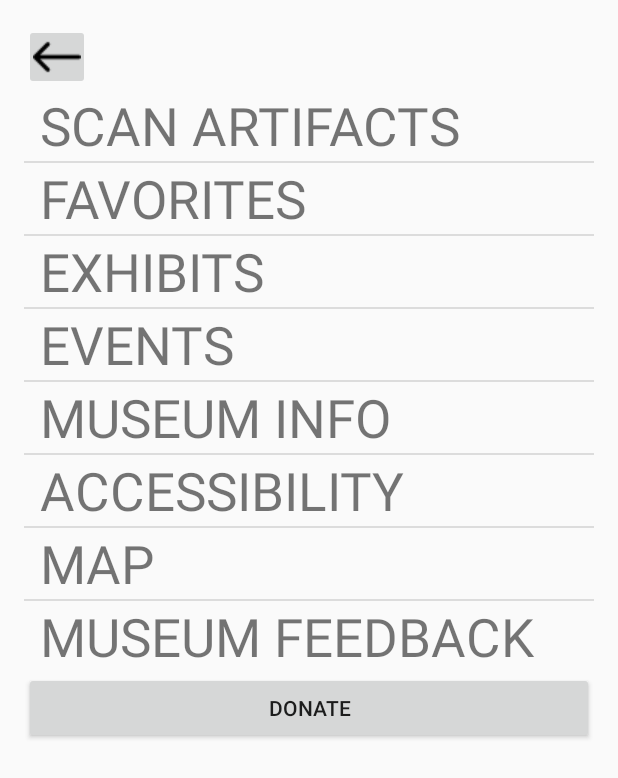
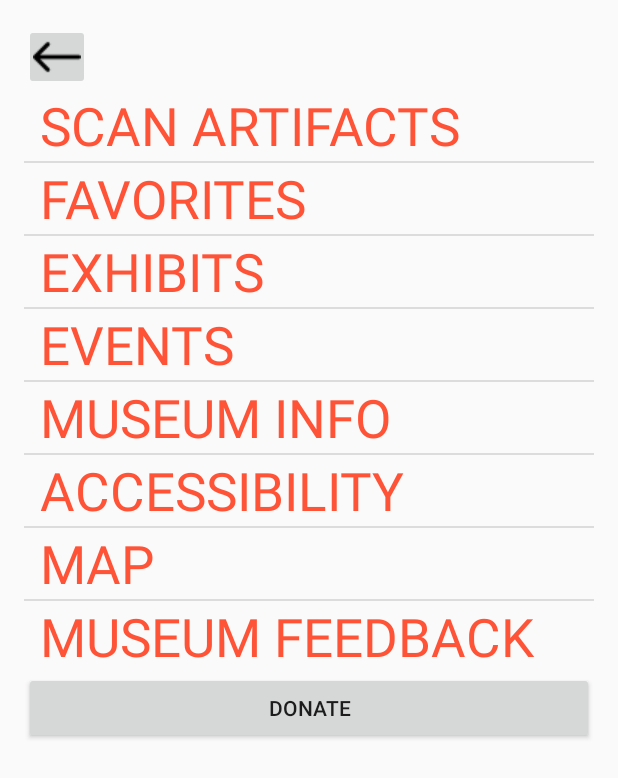
Before and after one commit to HillaryP/MuSee, an Android app: the MenuActivity screen opened directly, with no data from a screen before it, on a phone screen of 412 x 824 dp. Shown: the top 778 px of the screen. Run offline under Robolectric (Android 15) with nearby library versions, the phone set to English and light mode, and no system bars.

Commit message:
Changing font color of menu list items

```diff
--- a/app/src/main/java/edu/uw/prathh/musee/ListItemAdapter.java
+++ b/app/src/main/java/edu/uw/prathh/musee/ListItemAdapter.java
@@ -6,6 +6,7 @@ import java.util.List;
 import android.app.Activity;
 import android.content.Context;
 import android.content.Intent;
+import android.graphics.Color;
 import android.os.Bundle;
 import android.util.Log;
 import android.view.LayoutInflater;
@@ -46,6 +47,7 @@ public class ListItemAdapter extends ArrayAdapter {
         String label = item.getLabel();
         TextView labelView = (TextView) convertView.findViewById(R.id.label);
         labelView.setText(label);
+        labelView.setTextColor(Color.parseColor("#FF5337"));
         final Intent goTo = getGoTo(label);
         labelView.setOnClickListener(new View.OnClickListener() {
             @Override
```
